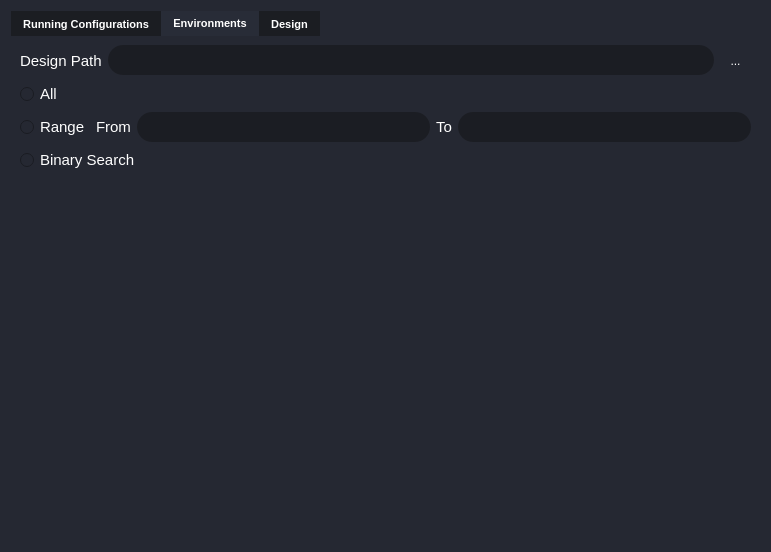
Above: UiFiles/Task_Tab.ui from bassant-hisham/Anomalies-Tracker-Siemens-Academy before the change. Below: the same form after it.
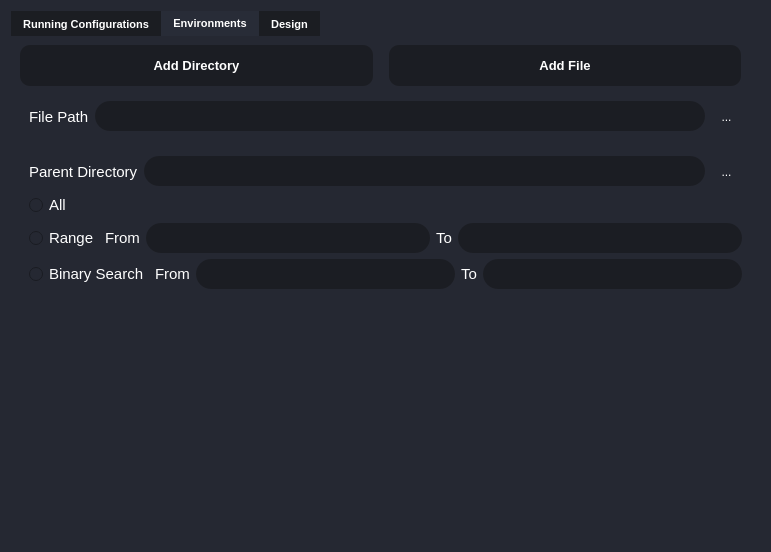
That is the form after the change. The open tabs and pages were chosen to show the change. Icons and pictures are not drawn.

What changed in the file:
```diff
--- a/UiFiles/Task_Tab.ui
+++ b/UiFiles/Task_Tab.ui
@@ -19,7 +19,7 @@
 	color: white;
 }</string>
   </property>
-  <layout class="QGridLayout" name="gridLayout">
+  <layout class="QGridLayout" name="gridLayout_2">
    <item row="0" column="0">
     <widget class="QTabWidget" name="tabWidget">
      <property name="font">
@@ -124,9 +124,63 @@
       <attribute name="title">
        <string>Environments</string>
       </attribute>
-      <layout class="QFormLayout" name="formLayout_3">
-       <item row="0" column="0" colspan="2">
-        <layout class="QGridLayout" name="gridLayout_6">
+      <layout class="QFormLayout" name="formLayout_2">
+       <item row="1" column="0" colspan="2">
+        <widget class="QWidget" name="widget_2" native="true">
+         <layout class="QGridLayout" name="gridLayout_3">
+          <item row="0" column="0">
+           <layout class="QHBoxLayout" name="horizontalLayout_7">
+            <item>
+             <widget class="QLabel" name="databaseLabel_5">
+              <property name="font">
+               <font>
+                <family>MS Shell Dlg 2</family>
+                <pointsize>11</pointsize>
+                <weight>50</weight>
+                <italic>false</italic>
+                <bold>false</bold>
+               </font>
+              </property>
+              <property name="lineWidth">
+               <number>0</number>
+              </property>
+              <property name="text">
+               <string>File Path</string>
+              </property>
+             </widget>
+            </item>
+            <item>
+             <widget class="QLineEdit" name="lineEditDatabasePath_5">
+              <property name="focusPolicy">
+               <enum>Qt::ClickFocus</enum>
+              </property>
+              <property name="styleSheet">
+               <string notr="true"/>
+              </property>
+             </widget>
+            </item>
+            <item>
+             <widget class="QToolButton" name="toolButtonBrowseDatabase_4">
+              <property name="styleSheet">
+               <string notr="true"/>
+              </property>
+              <property name="text">
+               <string>...</string>
+              </property>
+              <property name="icon">
+               <iconset>
+                <normaloff>:/icons/icons/folder_icon.png</normaloff>:/icons/icons/folder_icon.png</iconset>
+              </property>
+             </widget>
+            </item>
+           </layout>
+          </item>
+         </layout>
+        </widget>
+       </item>
+       <item row="2" column="0" colspan="2">
+        <widget class="QWidget" name="widget" native="true">
+         <layout class="QGridLayout" name="gridLayout">
          <item row="0" column="0">
           <layout class="QHBoxLayout" name="horizontalLayout_5">
            <item>
@@ -144,7 +198,7 @@
               <number>0</number>
              </property>
              <property name="text">
-              <string>Design Path</string>
+               <string>Parent Directory</string>
              </property>
             </widget>
            </item>
@@ -175,8 +229,6 @@
           </layout>
          </item>
          <item row="1" column="0">
-          <layout class="QVBoxLayout" name="verticalLayout">
-           <item>
             <widget class="QRadioButton" name="radioButton">
              <property name="font">
               <font>
@@ -190,7 +242,7 @@
              </property>
             </widget>
            </item>
-           <item>
+          <item row="2" column="0">
             <layout class="QHBoxLayout" name="horizontalLayout_6">
              <item>
               <widget class="QRadioButton" name="radioButton_2">
@@ -264,6 +316,8 @@
              </item>
             </layout>
            </item>
+          <item row="3" column="0">
+           <layout class="QHBoxLayout" name="horizontalLayout_2">
            <item>
             <widget class="QRadioButton" name="radioButton_3">
              <property name="font">
@@ -276,7 +330,110 @@
              </property>
             </widget>
            </item>
-          </layout>
+            <item>
+             <widget class="QLabel" name="databaseLabel_7">
+              <property name="font">
+               <font>
+                <family>MS Shell Dlg 2</family>
+                <pointsize>11</pointsize>
+                <weight>50</weight>
+                <italic>false</italic>
+                <bold>false</bold>
+               </font>
+              </property>
+              <property name="lineWidth">
+               <number>0</number>
+              </property>
+              <property name="text">
+               <string>From</string>
+              </property>
+             </widget>
+            </item>
+            <item>
+             <widget class="QLineEdit" name="lineEditDatabasePath_7">
+              <property name="focusPolicy">
+               <enum>Qt::ClickFocus</enum>
+              </property>
+              <property name="styleSheet">
+               <string notr="true"/>
+              </property>
+             </widget>
+            </item>
+            <item>
+             <widget class="QLabel" name="databaseLabel_6">
+              <property name="font">
+               <font>
+                <family>MS Shell Dlg 2</family>
+                <pointsize>11</pointsize>
+                <weight>50</weight>
+                <italic>false</italic>
+                <bold>false</bold>
+               </font>
+              </property>
+              <property name="lineWidth">
+               <number>0</number>
+              </property>
+              <property name="text">
+               <string>To</string>
+              </property>
+             </widget>
+            </item>
+            <item>
+             <widget class="QLineEdit" name="lineEditDatabasePath_6">
+              <property name="focusPolicy">
+               <enum>Qt::ClickFocus</enum>
+              </property>
+              <property name="styleSheet">
+               <string notr="true"/>
+              </property>
+             </widget>
+            </item>
+           </layout>
+          </item>
+         </layout>
+        </widget>
+       </item>
+       <item row="0" column="0" colspan="2">
+        <layout class="QHBoxLayout" name="horizontalLayout">
+         <item>
+          <widget class="QPushButton" name="pushButton_2">
+           <property name="minimumSize">
+            <size>
+             <width>211</width>
+             <height>41</height>
+            </size>
+           </property>
+           <property name="font">
+            <font>
+             <pointsize>10</pointsize>
+             <weight>75</weight>
+             <bold>true</bold>
+            </font>
+           </property>
+           <property name="text">
+            <string>Add Directory</string>
+           </property>
+          </widget>
+         </item>
+         <item>
+          <widget class="QPushButton" name="pushButton_3">
+           <property name="minimumSize">
+            <size>
+             <width>211</width>
+             <height>41</height>
+            </size>
+           </property>
+           <property name="font">
+            <font>
+             <pointsize>10</pointsize>
+             <weight>75</weight>
+             <bold>true</bold>
+            </font>
+           </property>
+           <property name="text">
+            <string>Add File</string>
+           </property>
+          </widget>
          </item>
         </layout>
        </item>
```
Left out of the diff: 4 changed lines with no effect on the pictures. Lines whose indentation alone changed are shown as unchanged.
